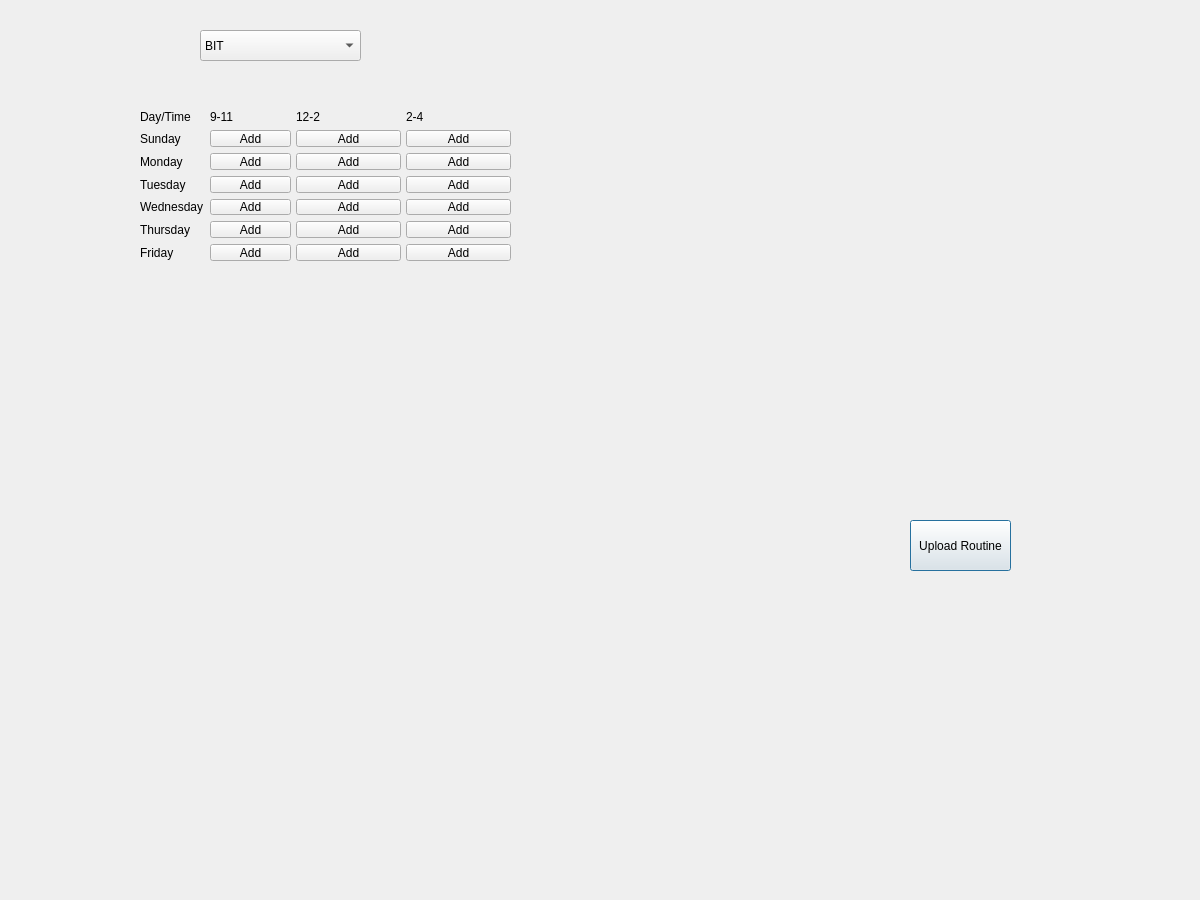
Old version of the form uploadroutine.ui in the repository prazzx/Kakshya.
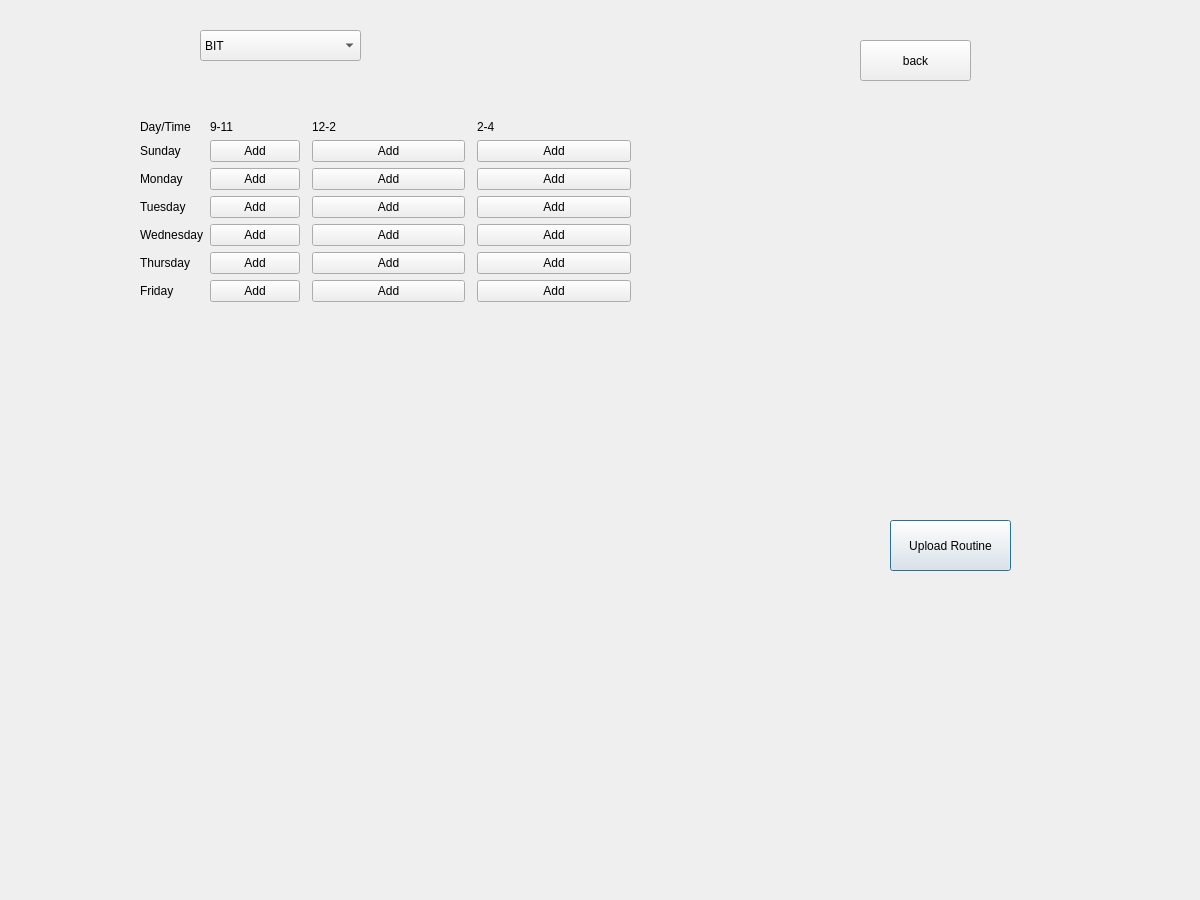
New version of the form.

Commit message: added back button on upload routine page and some minor changes

The edit to the form file:
```diff
--- a/uploadroutine.ui
+++ b/uploadroutine.ui
@@ -66,9 +66,9 @@
   <widget class="QPushButton" name="pushButtonUpload">
    <property name="geometry">
     <rect>
-     <x>910</x>
+     <x>890</x>
      <y>520</y>
-     <width>101</width>
+     <width>121</width>
      <height>51</height>
     </rect>
    </property>
@@ -89,15 +89,30 @@
     <string/>
    </property>
   </widget>
-  <widget class="QWidget" name="formLayoutWidget">
+  <widget class="QPushButton" name="pushButton">
+   <property name="geometry">
+    <rect>
+     <x>860</x>
+     <y>40</y>
+     <width>111</width>
+     <height>41</height>
+    </rect>
+   </property>
+   <property name="text">
+    <string>back</string>
+   </property>
+  </widget>
+  <widget class="QWidget" name="">
    <property name="geometry">
     <rect>
      <x>140</x>
-     <y>110</y>
-     <width>151</width>
-     <height>151</height>
+     <y>120</y>
+     <width>491</width>
+     <height>231</height>
     </rect>
    </property>
+   <layout class="QHBoxLayout" name="horizontalLayout">
+    <item>
    <layout class="QFormLayout" name="formLayout">
     <item row="0" column="0">
      <widget class="QLabel" name="label">
@@ -204,16 +219,8 @@
      </widget>
     </item>
    </layout>
-  </widget>
-  <widget class="QWidget" name="formLayoutWidget_2">
-   <property name="geometry">
-    <rect>
-     <x>290</x>
-     <y>110</y>
-     <width>111</width>
-     <height>151</height>
-    </rect>
-   </property>
+    </item>
+    <item>
    <layout class="QFormLayout" name="formLayout_2">
     <item row="0" column="1">
      <widget class="QLabel" name="label_11">
@@ -271,16 +278,8 @@
      </widget>
     </item>
    </layout>
-  </widget>
-  <widget class="QWidget" name="formLayoutWidget_3">
-   <property name="geometry">
-    <rect>
-     <x>400</x>
-     <y>110</y>
-     <width>111</width>
-     <height>151</height>
-    </rect>
-   </property>
+    </item>
+    <item>
    <layout class="QFormLayout" name="formLayout_3">
     <item row="0" column="1">
      <widget class="QLabel" name="label_12">
@@ -336,6 +335,8 @@
        <string>Add</string>
       </property>
      </widget>
+      </item>
+     </layout>
     </item>
    </layout>
   </widget>
```
Lines whose indentation alone changed are shown as unchanged. The commit also changes 16 other files.
